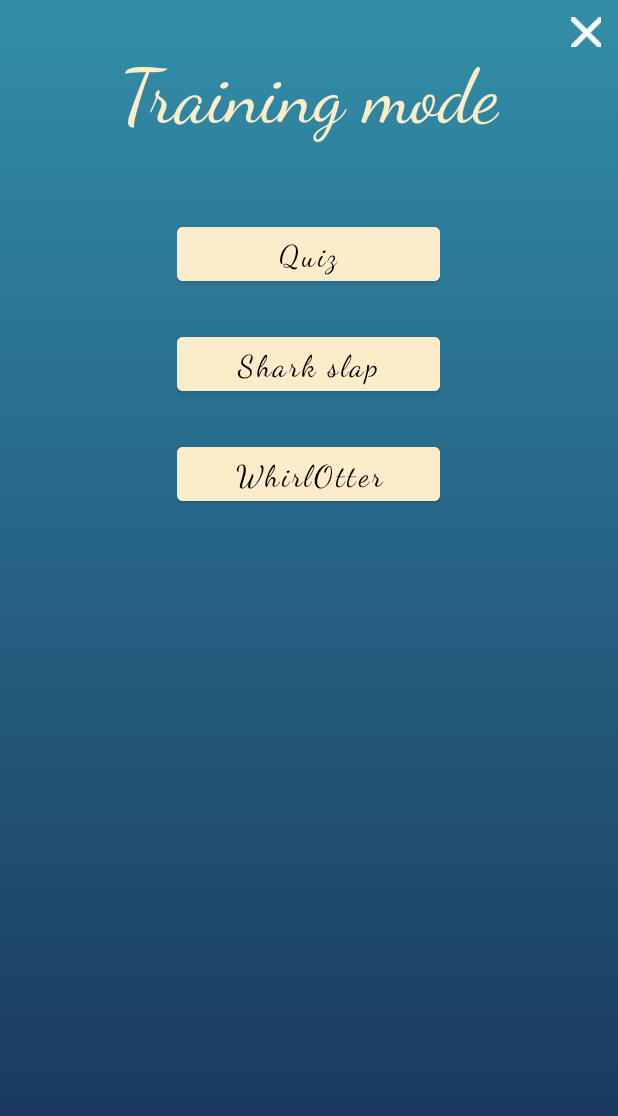
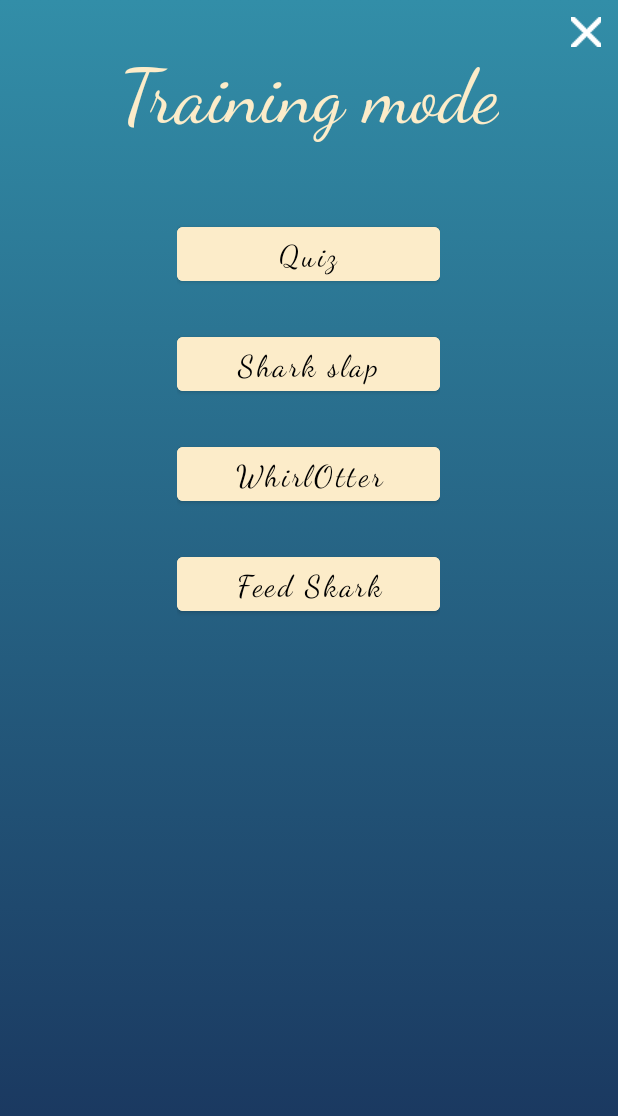
Before and after one commit to Golden-Sharks/UntitledSharkGames, an Android app: the Training screen opened directly, with no data from a screen before it, on a phone screen of 412 x 824 dp. Shown: the top 1116 px of the screen. Run offline under Robolectric (Android 15) with nearby library versions, the phone set to English and light mode, and no system bars.

Commit message:
add feed the shark game

```diff
--- a/app/src/main/AndroidManifest.xml
+++ b/app/src/main/AndroidManifest.xml
@@ -2,7 +2,7 @@
 <manifest xmlns:android="http://schemas.android.com/apk/res/android"
     xmlns:tools="http://schemas.android.com/tools">
 
-    <uses-permission android:name="android.permission.INTERNET"/>
+    <uses-permission android:name="android.permission.INTERNET" />
 
     <application
         android:allowBackup="true"
@@ -13,6 +13,9 @@
         android:supportsRtl="true"
         android:theme="@style/Theme.UntitledSharkGames"
         tools:targetApi="31">
+        <activity
+            android:name=".jeux.feedTheShark.FeedTheShark"
+            android:exported="false" />
         <activity
             android:name=".jeux.WhrilOtter.WhrilOtter"
             android:exported="false" />
--- a/app/src/main/java/esir/progm/untitledsharkgames/jeux/WhrilOtter/WhrilOtter.java
+++ b/app/src/main/java/esir/progm/untitledsharkgames/jeux/WhrilOtter/WhrilOtter.java
@@ -96,6 +96,9 @@ public class WhrilOtter extends AppCompatActivity {
         }
     }
 
+    /**********************************************************************************************/
+    /*                                         Async task                                         */
+    /**********************************************************************************************/
     private class WhrilOtterTask extends AsyncTask<Void, Double, Integer> {
         /*                    Final atributes                    */
         private final int BUFFER_SIZE = AudioRecord.getMinBufferSize(SAMPLE_RATE,
--- a/app/src/main/java/esir/progm/untitledsharkgames/menus/Training.java
+++ b/app/src/main/java/esir/progm/untitledsharkgames/menus/Training.java
@@ -10,6 +10,7 @@ import android.view.WindowManager;
 import android.widget.Button;
 import android.widget.ImageButton;
 
+import esir.progm.untitledsharkgames.jeux.feedTheShark.FeedTheShark;
 import esir.progm.untitledsharkgames.MusicPlayer;
 import esir.progm.untitledsharkgames.R;
 import esir.progm.untitledsharkgames.jeux.sharkSlap.SharkSlap;
@@ -34,12 +35,9 @@ public class Training extends AppCompatActivity {
         setContentView(R.layout.activity_training);
 
         View decor = getWindow().getDecorView();
-        decor.setOnSystemUiVisibilityChangeListener(new View.OnSystemUiVisibilityChangeListener(){
-            @Override
-            public void onSystemUiVisibilityChange(int visibility) {
-                if(visibility==0) {
-                    decor.setSystemUiVisibility(hideSystemBars);
-                }
+        decor.setOnSystemUiVisibilityChangeListener(visibility -> {
+            if(visibility==0) {
+                decor.setSystemUiVisibility(hideSystemBars);
             }
         });
 
@@ -48,36 +46,19 @@ public class Training extends AppCompatActivity {
 
     private void setButtons() {
         ImageButton exit = findViewById(R.id.exit);
-        exit.setOnClickListener(new View.OnClickListener() {
-            @Override
-            public void onClick(View v) {
-                finish();
-            }
-        });
+        exit.setOnClickListener(v -> finish());
 
         Button quiz = findViewById(R.id.quiz);
-        quiz.setOnClickListener(new View.OnClickListener() {
-            @Override
-            public void onClick(View v) {
-                startActivity(new Intent(Training.this, QuizTrainingTheme.class));
-            }
-        });
+        quiz.setOnClickListener(v -> startActivity(new Intent(Training.this, QuizTrainingTheme.class)));
 
         Button shakslap = findViewById(R.id.sharkslap);
-        shakslap.setOnClickListener(new View.OnClickListener() {
-            @Override
-            public void onClick(View view) {
-                startActivity(new Intent(Training.this, SharkSlap.class));
-            }
-        });
+        shakslap.setOnClickListener(view -> startActivity(new Intent(Training.this, SharkSlap.class)));
 
         Button whirlOtter = findViewById(R.id.WhirlOtter);
-        whirlOtter.setOnClickListener(new View.OnClickListener() {
-            @Override
-            public void onClick(View view) {
-                startActivity(new Intent(Training.this, WhrilOtter.class));
-            }
-        });
+        whirlOtter.setOnClickListener(view -> startActivity(new Intent(Training.this, WhrilOtter.class)));
+
+        Button feedSkark = findViewById(R.id.FeedSkark);
+        feedSkark.setOnClickListener(view -> startActivity(new Intent(Training.this, FeedTheShark.class)));
     }
 
     @Override
--- a/app/src/main/res/layout/activity_single_player_menu.xml
+++ b/app/src/main/res/layout/activity_single_player_menu.xml
@@ -48,7 +48,7 @@
                 android:textColor="@color/persoWhite"
                 android:textSize="30dp"
                 android:fontFamily="@font/dancing_script_regular"
-                android:text="Nombre de jeux :"
+                android:text="Number of games :"
                 android:layout_marginBottom="15dp"/>
 
             <LinearLayout
--- a/app/src/main/res/layout/activity_training.xml
+++ b/app/src/main/res/layout/activity_training.xml
@@ -71,6 +71,19 @@
                 android:text="WhirlOtter"
                 android:textAllCaps="false"
                 android:textSize="20dp"
+                android:layout_marginBottom="25dp"
+                android:textColor="@color/black"
+                android:backgroundTint="@color/persoWhite"
+                android:fontFamily="@font/dancing_script_regular"/>
+
+            <Button
+                android:id="@+id/FeedSkark"
+                android:layout_width="match_parent"
+                android:layout_height="wrap_content"
+                android:text="Feed Skark"
+                android:textAllCaps="false"
+                android:textSize="20dp"
+                android:layout_marginBottom="25dp"
                 android:textColor="@color/black"
                 android:backgroundTint="@color/persoWhite"
                 android:fontFamily="@font/dancing_script_regular"/>
```
Also changed, not shown: app/src/main/java/esir/progm/untitledsharkgames/jeux/feedTheShark/FeedTheShark.java (added, +253 -0 lines), app/src/main/res/layout/activity_feed_the_shark.xml (added, +34 -0 lines), app/src/main/res/drawable/fish.png (added), app/src/main/res/drawable/shark_hole.png (added).
